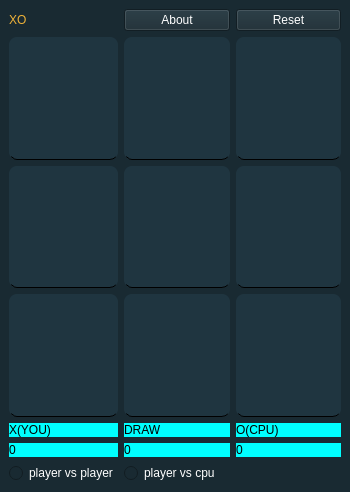
Before: the Qt Designer form Assignment18/Tic Tac Toe/main_window.ui in faezeh-hossinezade/pyleran, drawn with Qt 5.
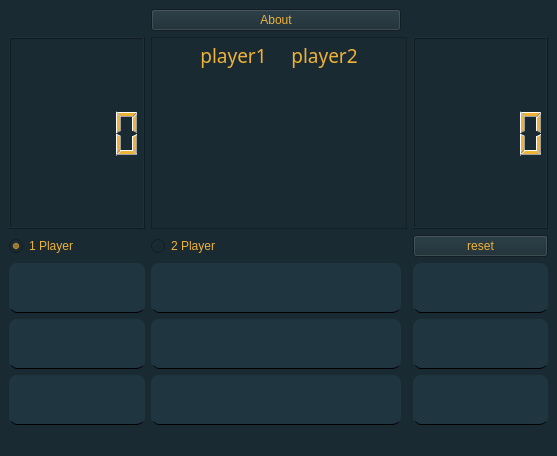
After: the same form once the commit is applied.

The edit to the form file:
```diff
--- a/Assignment18/Tic Tac Toe/main_window.ui
+++ b/Assignment18/Tic Tac Toe/main_window.ui
@@ -6,60 +6,109 @@
    <rect>
     <x>0</x>
     <y>0</y>
-    <width>350</width>
-    <height>492</height>
+    <width>557</width>
+    <height>456</height>
    </rect>
   </property>
-  <property name="sizePolicy">
-   <sizepolicy hsizetype="Preferred" vsizetype="Expanding">
-    <horstretch>0</horstretch>
-    <verstretch>0</verstretch>
-   </sizepolicy>
-  </property>
   <property name="windowTitle">
    <string>MainWindow</string>
   </property>
   <property name="styleSheet">
-   <string notr="true">background-color: #192a32;</string>
+   <string notr="true">background-color: #192a32;
+font: 500 18pt &quot;IRANYekan Medium&quot;;
+color: #EFB238;</string>
   </property>
   <widget class="QWidget" name="centralwidget">
    <layout class="QGridLayout" name="gridLayout">
-    <item row="3" column="0">
-     <widget class="QPushButton" name="btn_7">
+    <item row="1" column="0">
+     <widget class="QLCDNumber" name="lcd_X">
       <property name="sizePolicy">
-       <sizepolicy hsizetype="Minimum" vsizetype="Expanding">
+       <sizepolicy hsizetype="Expanding" vsizetype="Expanding">
         <horstretch>0</horstretch>
         <verstretch>0</verstretch>
        </sizepolicy>
       </property>
       <property name="styleSheet">
-       <string notr="true">background-color: #1f3540;
-border-radius: 8px; 
-border-bottom : 1px solid black</string>
+       <string notr="true">font: 9pt &quot;IRANSansWeb&quot;;</string>
       </property>
-      <property name="text">
-       <string/>
+     </widget>
+    </item>
+    <item row="1" column="1" colspan="2">
+     <widget class="QTextEdit" name="textEdit">
+      <property name="font">
+       <font>
+        <family>IRANYekan Medium</family>
+        <pointsize>18</pointsize>
+        <italic>false</italic>
+        <fontweight>Medium</fontweight>
+       </font>
       </property>
+      <property name="html">
+       <string>&lt;!DOCTYPE HTML PUBLIC &quot;-//W3C//DTD HTML 4.0//EN&quot; &quot;http://www.w3.org/TR/REC-html40/strict.dtd&quot;&gt;
+&lt;html&gt;&lt;head&gt;&lt;meta name=&quot;qrichtext&quot; content=&quot;1&quot; /&gt;&lt;meta charset=&quot;utf-8&quot; /&gt;&lt;style type=&quot;text/css&quot;&gt;
+p, li { white-space: pre-wrap; }
+hr { height: 1px; border-width: 0; }
+li.unchecked::marker { content: &quot;\2610&quot;; }
+li.checked::marker { content: &quot;\2612&quot;; }
+&lt;/style&gt;&lt;/head&gt;&lt;body style=&quot; font-family:'IRANYekan Medium'; font-size:18pt; font-weight:500; font-style:normal;&quot;&gt;
+&lt;p align=&quot;center&quot; style=&quot; margin-top:0px; margin-bottom:0px; margin-left:0px; margin-right:0px; -qt-block-indent:0; text-indent:0px;&quot;&gt;&lt;span style=&quot; font-family:'Ubuntu'; font-size:14pt; font-weight:400;&quot;&gt;player1     player2&lt;/span&gt;&lt;/p&gt;
+&lt;p align=&quot;center&quot; style=&quot;-qt-paragraph-type:empty; margin-top:0px; margin-bottom:0px; margin-left:0px; margin-right:0px; -qt-block-indent:0; text-indent:0px; font-family:'Ubuntu'; font-size:14pt; font-weight:400;&quot;&gt;&lt;br /&gt;&lt;/p&gt;&lt;/body&gt;&lt;/html&gt;</string>
+      </property>
      </widget>
     </item>
-    <item row="8" column="1">
-     <widget class="QRadioButton" name="player_vs_cpu">
-      <property name="styleSheet">
-       <string notr="true">color: rgb(255, 255, 255);</string>
+    <item row="1" column="3">
+     <widget class="QLCDNumber" name="lcd_O">
+      <property name="sizePolicy">
+       <sizepolicy hsizetype="Expanding" vsizetype="Expanding">
+        <horstretch>0</horstretch>
+        <verstretch>0</verstretch>
+       </sizepolicy>
       </property>
-      <property name="text">
-       <string>player vs cpu</string>
+      <property name="styleSheet">
+       <string notr="true">font: 9pt &quot;IRANSansWeb&quot;;</string>
       </property>
      </widget>
     </item>
     <item row="2" column="0">
-     <widget class="QPushButton" name="btn_4">
+     <widget class="QRadioButton" name="one_player">
+      <property name="text">
+       <string>1 Player</string>
+      </property>
+      <property name="checked">
+       <bool>true</bool>
+      </property>
+     </widget>
+    </item>
+    <item row="2" column="1" colspan="2">
+     <widget class="QRadioButton" name="two_player">
+      <property name="text">
+       <string>2 Player</string>
+      </property>
+     </widget>
+    </item>
+    <item row="2" column="3">
+     <widget class="QPushButton" name="btn_reset">
+      <property name="text">
+       <string>reset</string>
+      </property>
+     </widget>
+    </item>
+    <item row="3" column="0">
+     <widget class="QPushButton" name="btn_1">
       <property name="sizePolicy">
-       <sizepolicy hsizetype="Minimum" vsizetype="Expanding">
+       <sizepolicy hsizetype="Expanding" vsizetype="Expanding">
         <horstretch>0</horstretch>
         <verstretch>0</verstretch>
        </sizepolicy>
       </property>
+      <property name="font">
+       <font>
+        <family>IRANYekan Medium</family>
+        <pointsize>18</pointsize>
+        <italic>false</italic>
+        <fontweight>Medium</fontweight>
+       </font>
+      </property>
       <property name="styleSheet">
        <string notr="true">background-color: #1f3540;
 border-radius: 8px; 
@@ -70,62 +119,22 @@
       </property>
      </widget>
     </item>
-    <item row="5" column="0">
-     <widget class="QLabel" name="scored_me">
-      <property name="styleSheet">
-       <string notr="true">font: 500 12pt &quot;IRANYekan Medium&quot;;
-background-color: rgb(0, 255, 255);
-border-radius: 8px; </string>
-      </property>
-      <property name="text">
-       <string>0</string>
-      </property>
-     </widget>
-    </item>
     <item row="3" column="1">
-     <widget class="QPushButton" name="btn_8">
-      <property name="sizePolicy">
-       <sizepolicy hsizetype="Minimum" vsizetype="Expanding">
-        <horstretch>0</horstretch>
-        <verstretch>0</verstretch>
-       </sizepolicy>
-      </property>
-      <property name="styleSheet">
-       <string notr="true">background-color: #1f3540;
-border-radius: 8px; 
-border-bottom : 1px solid black</string>
-      </property>
-      <property name="text">
-       <string/>
-      </property>
-     </widget>
-    </item>
-    <item row="1" column="2">
-     <widget class="QPushButton" name="btn_3">
-      <property name="sizePolicy">
-       <sizepolicy hsizetype="Minimum" vsizetype="Expanding">
-        <horstretch>0</horstretch>
-        <verstretch>0</verstretch>
-       </sizepolicy>
-      </property>
-      <property name="styleSheet">
-       <string notr="true">background-color: #1f3540;
-border-radius: 8px; 
-border-bottom : 1px solid black</string>
-      </property>
-      <property name="text">
-       <string/>
-      </property>
-     </widget>
-    </item>
-    <item row="1" column="1">
      <widget class="QPushButton" name="btn_2">
       <property name="sizePolicy">
-       <sizepolicy hsizetype="Minimum" vsizetype="Expanding">
+       <sizepolicy hsizetype="Expanding" vsizetype="Expanding">
         <horstretch>0</horstretch>
         <verstretch>0</verstretch>
        </sizepolicy>
       </property>
+      <property name="font">
+       <font>
+        <family>IRANYekan Medium</family>
+        <pointsize>18</pointsize>
+        <italic>false</italic>
+        <fontweight>Medium</fontweight>
+       </font>
+      </property>
       <property name="styleSheet">
        <string notr="true">background-color: #1f3540;
 border-radius: 8px; 
@@ -136,14 +145,100 @@
       </property>
      </widget>
     </item>
-    <item row="2" column="2">
+    <item row="3" column="3">
+     <widget class="QPushButton" name="btn_3">
+      <property name="sizePolicy">
+       <sizepolicy hsizetype="Expanding" vsizetype="Expanding">
+        <horstretch>0</horstretch>
+        <verstretch>0</verstretch>
+       </sizepolicy>
+      </property>
+      <property name="font">
+       <font>
+        <family>IRANYekan Medium</family>
+        <pointsize>18</pointsize>
+        <italic>false</italic>
+        <fontweight>Medium</fontweight>
+       </font>
+      </property>
+      <property name="styleSheet">
+       <string notr="true">background-color: #1f3540;
+border-radius: 8px; 
+border-bottom : 1px solid black</string>
+      </property>
+      <property name="text">
+       <string/>
+      </property>
+     </widget>
+    </item>
+    <item row="4" column="0">
+     <widget class="QPushButton" name="btn_4">
+      <property name="sizePolicy">
+       <sizepolicy hsizetype="Expanding" vsizetype="Expanding">
+        <horstretch>0</horstretch>
+        <verstretch>0</verstretch>
+       </sizepolicy>
+      </property>
+      <property name="font">
+       <font>
+        <family>IRANYekan Medium</family>
+        <pointsize>18</pointsize>
+        <italic>false</italic>
+        <fontweight>Medium</fontweight>
+       </font>
+      </property>
+      <property name="styleSheet">
+       <string notr="true">background-color: #1f3540;
+border-radius: 8px; 
+border-bottom : 1px solid black</string>
+      </property>
+      <property name="text">
+       <string/>
+      </property>
+     </widget>
+    </item>
+    <item row="4" column="1">
+     <widget class="QPushButton" name="btn_5">
+      <property name="sizePolicy">
+       <sizepolicy hsizetype="Expanding" vsizetype="Expanding">
+        <horstretch>0</horstretch>
+        <verstretch>0</verstretch>
+       </sizepolicy>
+      </property>
+      <property name="font">
+       <font>
+        <family>IRANYekan Medium</family>
+        <pointsize>18</pointsize>
+        <italic>false</italic>
+        <fontweight>Medium</fontweight>
+       </font>
+      </property>
+      <property name="styleSheet">
+       <string notr="true">background-color: #1f3540;
+border-radius: 8px; 
+border-bottom : 1px solid black</string>
+      </property>
+      <property name="text">
+       <string/>
+      </property>
+     </widget>
+    </item>
+    <item row="4" column="3">
      <widget class="QPushButton" name="btn_6">
       <property name="sizePolicy">
-       <sizepolicy hsizetype="Minimum" vsizetype="Expanding">
+       <sizepolicy hsizetype="Expanding" vsizetype="Expanding">
         <horstretch>0</horstretch>
         <verstretch>0</verstretch>
        </sizepolicy>
       </property>
+      <property name="font">
+       <font>
+        <family>IRANYekan Medium</family>
+        <pointsize>18</pointsize>
+        <italic>false</italic>
+        <fontweight>Medium</fontweight>
+       </font>
+      </property>
       <property name="styleSheet">
        <string notr="true">background-color: #1f3540;
 border-radius: 8px; 
@@ -154,41 +249,73 @@
       </property>
      </widget>
     </item>
-    <item row="8" column="0">
-     <widget class="QRadioButton" name="player_vs_player">
+    <item row="5" column="0">
+     <widget class="QPushButton" name="btn_7">
+      <property name="sizePolicy">
+       <sizepolicy hsizetype="Expanding" vsizetype="Expanding">
+        <horstretch>0</horstretch>
+        <verstretch>0</verstretch>
+       </sizepolicy>
+      </property>
+      <property name="font">
+       <font>
+        <family>IRANYekan Medium</family>
+        <pointsize>18</pointsize>
+        <italic>false</italic>
+        <fontweight>Medium</fontweight>
+       </font>
+      </property>
       <property name="styleSheet">
-       <string notr="true">color: rgb(255, 255, 255);</string>
+       <string notr="true">background-color: #1f3540;
+border-radius: 8px; 
+border-bottom : 1px solid black</string>
       </property>
       <property name="text">
-       <string>player vs player</string>
+       <string/>
       </property>
      </widget>
     </item>
-    <item row="3" column="2">
+    <item row="5" column="1">
+     <widget class="QPushButton" name="btn_8">
+      <property name="sizePolicy">
+       <sizepolicy hsizetype="Expanding" vsizetype="Expanding">
+        <horstretch>0</horstretch>
+        <verstretch>0</verstretch>
+       </sizepolicy>
+      </property>
+      <property name="font">
+       <font>
+        <family>IRANYekan Medium</family>
+        <pointsize>18</pointsize>
+        <italic>false</italic>
+        <fontweight>Medium</fontweight>
+       </font>
+      </property>
+      <property name="styleSheet">
+       <string notr="true">background-color: #1f3540;
+border-radius: 8px; 
+border-bottom : 1px solid black</string>
+      </property>
+      <property name="text">
+       <string/>
+      </property>
+     </widget>
+    </item>
+    <item row="5" column="3">
      <widget class="QPushButton" name="btn_9">
       <property name="sizePolicy">
-       <sizepolicy hsizetype="Minimum" vsizetype="Expanding">
+       <sizepolicy hsizetype="Expanding" vsizetype="Expanding">
         <horstretch>0</horstretch>
         <verstretch>0</verstretch>
        </sizepolicy>
       </property>
-      <property name="styleSheet">
-       <string notr="true">background-color: #1f3540;
-border-radius: 8px; 
-border-bottom : 1px solid black</string>
-      </property>
-      <property name="text">
-       <string/>
-      </property>
-     </widget>
-    </item>
-    <item row="2" column="1">
-     <widget class="QPushButton" name="btn_5">
-      <property name="sizePolicy">
-       <sizepolicy hsizetype="Minimum" vsizetype="Expanding">
-        <horstretch>0</horstretch>
-        <verstretch>0</verstretch>
-       </sizepolicy>
+      <property name="font">
+       <font>
+        <family>IRANYekan Medium</family>
+        <pointsize>18</pointsize>
+        <italic>false</italic>
+        <fontweight>Medium</fontweight>
+       </font>
       </property>
       <property name="styleSheet">
        <string notr="true">background-color: #1f3540;
@@ -202,133 +329,14 @@
     </item>
     <item row="0" column="1">
      <widget class="QPushButton" name="about_btn">
-      <property name="sizePolicy">
-       <sizepolicy hsizetype="Minimum" vsizetype="Minimum">
-        <horstretch>0</horstretch>
-        <verstretch>0</verstretch>
-       </sizepolicy>
-      </property>
-      <property name="styleSheet">
-       <string notr="true">font: 500 12pt &quot;IRANYekan Medium&quot;;
-color: rgb(255, 255, 255);</string>
-      </property>
       <property name="text">
        <string>About</string>
       </property>
      </widget>
     </item>
-    <item row="1" column="0">
-     <widget class="QPushButton" name="btn_1">
-      <property name="sizePolicy">
-       <sizepolicy hsizetype="Minimum" vsizetype="Expanding">
-        <horstretch>0</horstretch>
-        <verstretch>0</verstretch>
-       </sizepolicy>
-      </property>
-      <property name="styleSheet">
-       <string notr="true">background-color: #1f3540;
-border-radius: 8px; 
-border-bottom : 1px solid black</string>
-      </property>
-      <property name="text">
-       <string/>
-      </property>
-     </widget>
-    </item>
-    <item row="4" column="0">
-     <widget class="QLabel" name="me_btn">
-      <property name="styleSheet">
-       <string notr="true">font: 500 12pt &quot;IRANYekan Medium&quot;;
-border-radius: 8px; 
-background-color: rgb(0, 255, 255);</string>
-      </property>
-      <property name="text">
-       <string>X(YOU)</string>
-      </property>
-     </widget>
-    </item>
-    <item row="4" column="1">
-     <widget class="QLabel" name="draw_btn">
-      <property name="styleSheet">
-       <string notr="true">font: 500 12pt &quot;IRANYekan Medium&quot;;
-background-color: rgb(0, 255, 255);
-border-radius: 8px; </string>
-      </property>
-      <property name="text">
-       <string>DRAW</string>
-      </property>
-     </widget>
-    </item>
-    <item row="5" column="1">
-     <widget class="QLabel" name="score_non">
-      <property name="styleSheet">
-       <string notr="true">font: 500 12pt &quot;IRANYekan Medium&quot;;
-border-radius: 8px; 
-background-color: rgb(0, 255, 255);</string>
-      </property>
-      <property name="text">
-       <string>0</string>
-      </property>
-     </widget>
-    </item>
-    <item row="4" column="2">
-     <widget class="QLabel" name="you_btn">
-      <property name="styleSheet">
-       <string notr="true">font: 500 12pt &quot;IRANYekan Medium&quot;;
-border-radius: 8px; 
-background-color: rgb(0, 255, 255);</string>
-      </property>
-      <property name="text">
-       <string>O(CPU)</string>
-      </property>
-     </widget>
-    </item>
-    <item row="5" column="2">
-     <widget class="QLabel" name="scored_cpu">
-      <property name="styleSheet">
-       <string notr="true">font: 500 12pt &quot;IRANYekan Medium&quot;;
-border-radius: 8px; 
-background-color: rgb(0, 255, 255);</string>
-      </property>
-      <property name="text">
-       <string>0</string>
-      </property>
-     </widget>
-    </item>
-    <item row="0" column="2">
-     <widget class="QPushButton" name="reset_btn">
-      <property name="styleSheet">
-       <string notr="true">font: 500 12pt &quot;IRANYekan Medium&quot;;
-color: rgb(255, 255, 255);</string>
-      </property>
-      <property name="text">
-       <string>Reset</string>
-      </property>
-     </widget>
-    </item>
-    <item row="0" column="0">
-     <widget class="QLabel" name="label">
-      <property name="styleSheet">
-       <string notr="true">font: 500 18pt &quot;IRANYekan Medium&quot;;
-color: #EFB238;</string>
-      </property>
-      <property name="text">
-       <string>XO</string>
-      </property>
-     </widget>
-    </item>
    </layout>
   </widget>
-  <widget class="QMenuBar" name="menubar">
-   <property name="geometry">
-    <rect>
-     <x>0</x>
-     <y>0</y>
-     <width>350</width>
-     <height>22</height>
-    </rect>
-   </property>
-  </widget>
+  <widget class="QStatusBar" name="statusbar"/>
  </widget>
  <resources/>
  <connections/>
```
